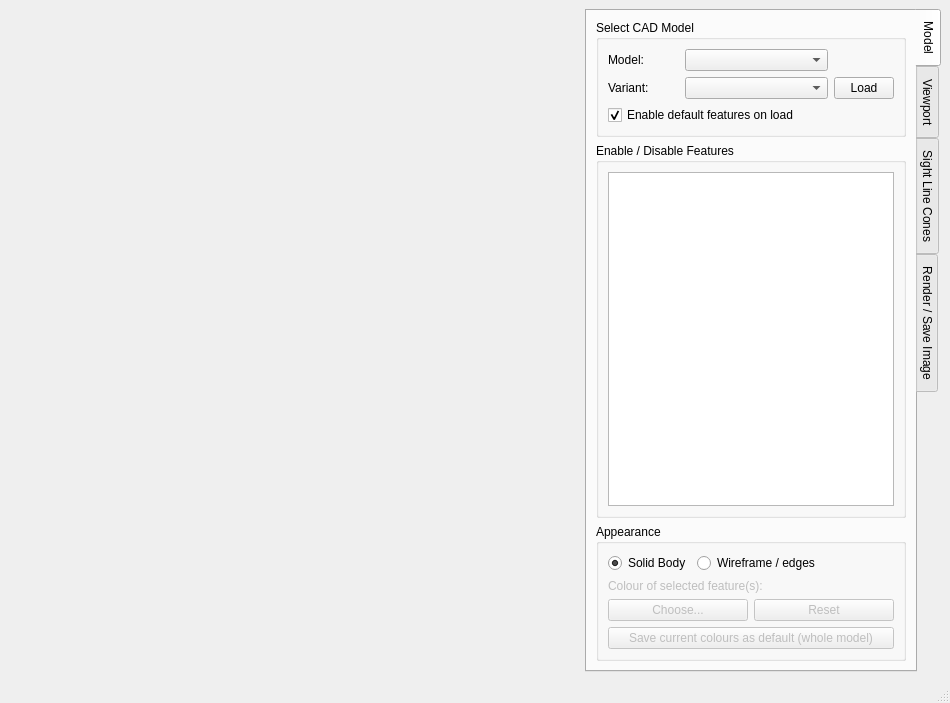
Old version of the form calcam/ui/cad_viewer.ui in the repository euratom-software/calcam.
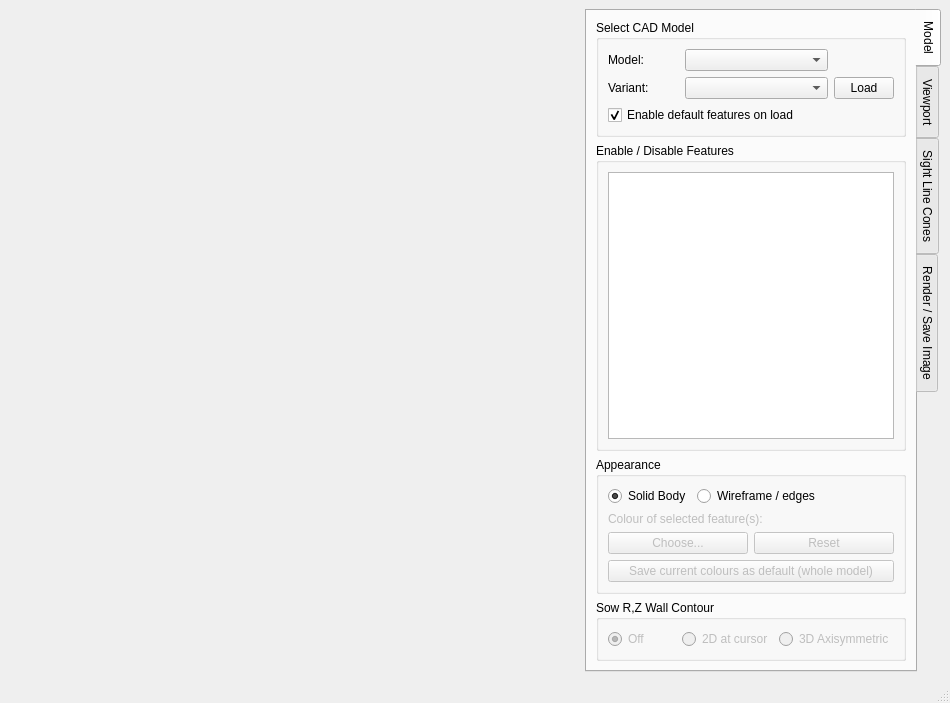
New version of the form.

Commit message: Bug fixes + add contour options to CAD viewer GUI.

```diff
--- a/calcam/ui/cad_viewer.ui
+++ b/calcam/ui/cad_viewer.ui
@@ -296,6 +296,48 @@
           </layout>
          </widget>
         </item>
+        <item>
+         <widget class="QGroupBox" name="groupBox_7">
+          <property name="title">
+           <string>Sow R,Z Wall Contour</string>
+          </property>
+          <layout class="QHBoxLayout" name="horizontalLayout_4">
+           <item>
+            <widget class="QRadioButton" name="contour_off">
+             <property name="enabled">
+              <bool>false</bool>
+             </property>
+             <property name="text">
+              <string>Off</string>
+             </property>
+             <property name="checked">
+              <bool>true</bool>
+             </property>
+            </widget>
+           </item>
+           <item>
+            <widget class="QRadioButton" name="contour_2d">
+             <property name="enabled">
+              <bool>false</bool>
+             </property>
+             <property name="text">
+              <string>2D at cursor</string>
+             </property>
+            </widget>
+           </item>
+           <item>
+            <widget class="QRadioButton" name="contour_3d">
+             <property name="enabled">
+              <bool>false</bool>
+             </property>
+             <property name="text">
+              <string>3D Axisymmetric</string>
+             </property>
+            </widget>
+           </item>
+          </layout>
+         </widget>
+        </item>
        </layout>
       </widget>
       <widget class="QWidget" name="views_tab">
```
Left out of the diff: 24 changed lines with no effect on the pictures. The commit also changes 2 other files.
